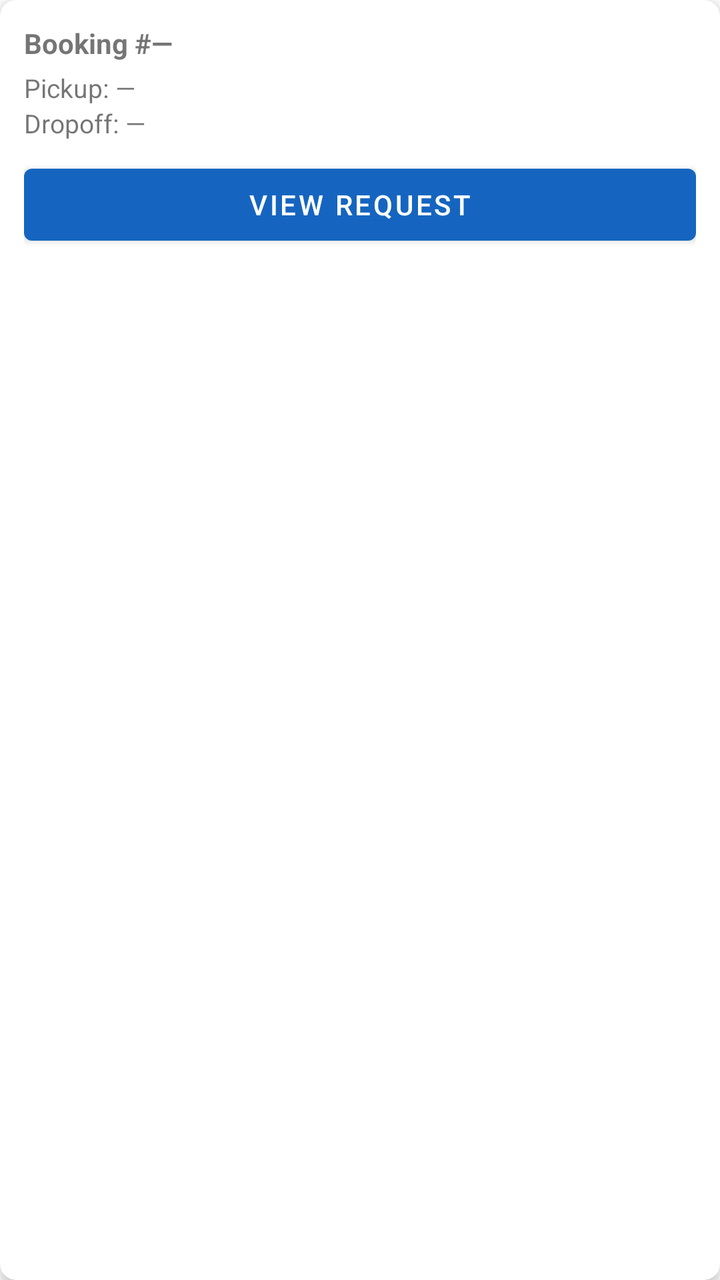
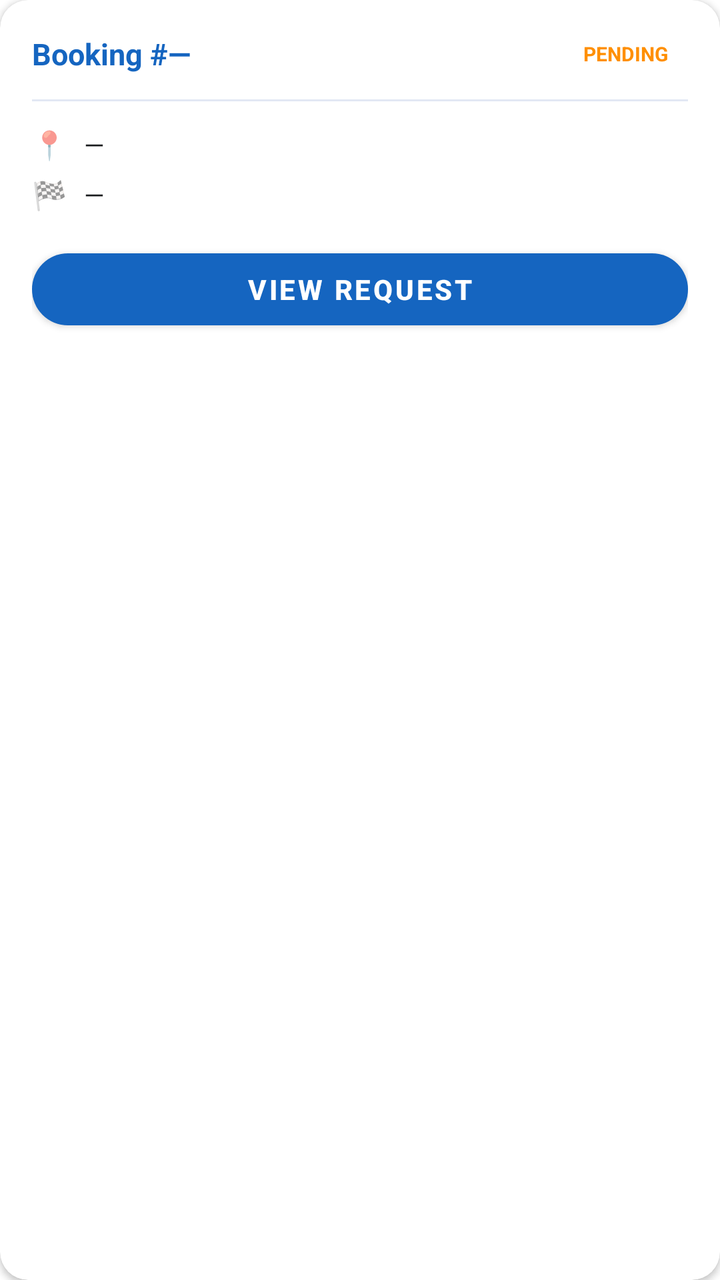

Two renders of the same Android screen: before a commit and after it. Below are the layout's source before the change and the commit's diff.
<!-- AndroidManifest.xml: application theme Theme.MBPTODABookingApp -->
<!-- res/layout/item_ride_request.xml -->
<?xml version="1.0" encoding="utf-8"?>
<com.google.android.material.card.MaterialCardView xmlns:android="http://schemas.android.com/apk/res/android"
    xmlns:app="http://schemas.android.com/apk/res-auto"
    android:layout_width="match_parent"
    android:layout_height="wrap_content"
    android:layout_marginHorizontal="12dp"
    android:layout_marginBottom="8dp"
    app:cardCornerRadius="8dp"
    app:cardElevation="3dp">

    <LinearLayout
        android:layout_width="match_parent"
        android:layout_height="wrap_content"
        android:orientation="vertical"
        android:padding="12dp">

        <TextView
            android:id="@+id/tvBookingId"
            android:layout_width="wrap_content"
            android:layout_height="wrap_content"
            android:textStyle="bold"
            android:textSize="14sp"
            android:layout_marginBottom="4dp"
            android:text="Booking #—" />

        <TextView
            android:id="@+id/tvPickup"
            android:layout_width="wrap_content"
            android:layout_height="wrap_content"
            android:text="Pickup: —"
            android:textSize="13sp" />

        <TextView
            android:id="@+id/tvDropoff"
            android:layout_width="wrap_content"
            android:layout_height="wrap_content"
            android:text="Dropoff: —"
            android:textSize="13sp"
            android:layout_marginBottom="8dp" />

        <com.google.android.material.button.MaterialButton
            android:id="@+id/btnViewRequest"
            android:layout_width="match_parent"
            android:layout_height="wrap_content"
            android:text="@string/btn_view_request" />

    </LinearLayout>
</com.google.android.material.card.MaterialCardView>
<!-- resources referenced by this layout -->
<resources>
  <string name="btn_view_request">View Request</string>
  <style name="Theme.MBPTODABookingApp" parent="Theme.MaterialComponents.DayNight.NoActionBar">
          <item name="colorPrimary">@color/colorPrimary</item>
          <item name="colorPrimaryVariant">@color/colorPrimaryDark</item>
          <item name="colorOnPrimary">@color/white</item>
          <item name="colorSecondary">@color/colorAccent</item>
          <item name="colorOnSecondary">@color/white</item>
          <item name="android:statusBarColor">@color/colorPrimaryDark</item>
      </style>
  <color name="colorPrimary">#1565C0</color>
  <color name="colorPrimaryDark">#003c8f</color>
  <color name="white">#FFFFFF</color>
  <color name="colorAccent">#FF8F00</color>
</resources>

<!-- the commit's change to res/layout/item_ride_request.xml (unified diff, before → after) -->
@@ -3,46 +3,119 @@
     xmlns:app="http://schemas.android.com/apk/res-auto"
     android:layout_width="match_parent"
     android:layout_height="wrap_content"
-    android:layout_marginHorizontal="12dp"
-    android:layout_marginBottom="8dp"
-    app:cardCornerRadius="8dp"
-    app:cardElevation="3dp">
+    android:layout_marginHorizontal="16dp"
+    android:layout_marginBottom="10dp"
+    app:cardCornerRadius="14dp"
+    app:cardElevation="2dp">
 
     <LinearLayout
         android:layout_width="match_parent"
         android:layout_height="wrap_content"
         android:orientation="vertical"
-        android:padding="12dp">
+        android:padding="16dp">
 
-        <TextView
-            android:id="@+id/tvBookingId"
-            android:layout_width="wrap_content"
+        
+        <LinearLayout
+            android:layout_width="match_parent"
             android:layout_height="wrap_content"
-            android:textStyle="bold"
-            android:textSize="14sp"
-            android:layout_marginBottom="4dp"
-            android:text="Booking #—" />
+            android:gravity="center_vertical"
+            android:orientation="horizontal"
+            android:layout_marginBottom="12dp">
 
-        <TextView
-            android:id="@+id/tvPickup"
-            android:layout_width="wrap_content"
+            <TextView
+                android:id="@+id/tvBookingId"
+                android:layout_width="0dp"
+                android:layout_height="wrap_content"
+                android:layout_weight="1"
+                android:text="Booking #—"
+                android:textColor="@color/colorPrimary"
+                android:textSize="15sp"
+                android:textStyle="bold" />
+
+            <TextView
+                android:layout_width="wrap_content"
+                android:layout_height="wrap_content"
+                android:background="@drawable/shape_status_badge"
+                android:paddingStart="10dp"
+                android:paddingTop="4dp"
+                android:paddingEnd="10dp"
+                android:paddingBottom="4dp"
+                android:text="PENDING"
+                android:textColor="@color/statusRequested"
+                android:textSize="10sp"
+                android:textStyle="bold" />
+
+        </LinearLayout>
+
+        
+        <View
+            android:layout_width="match_parent"
+            android:layout_height="1dp"
+            android:layout_marginBottom="12dp"
+            android:background="@color/colorDivider" />
+
+        
+        <LinearLayout
+            android:layout_width="match_parent"
             android:layout_height="wrap_content"
-            android:text="Pickup: —"
-            android:textSize="13sp" />
+            android:gravity="center_vertical"
+            android:orientation="horizontal"
+            android:layout_marginBottom="6dp">
 
-        <TextView
-            android:id="@+id/tvDropoff"
-            android:layout_width="wrap_content"
+            <TextView
+                android:layout_width="20dp"
+                android:layout_height="wrap_content"
+                android:text="📍"
+                android:textSize="14sp" />
+
+            <TextView
+                android:id="@+id/tvPickup"
+                android:layout_width="0dp"
+                android:layout_height="wrap_content"
+                android:layout_weight="1"
+                android:layout_marginStart="6dp"
+                android:text="—"
+                android:textColor="@color/black"
+                android:textSize="13sp"
+                android:maxLines="1"
+                android:ellipsize="end" />
+
+        </LinearLayout>
+
+        
+        <LinearLayout
+            android:layout_width="match_parent"
             android:layout_height="wrap_content"
-            android:text="Dropoff: —"
-            android:textSize="13sp"
-            android:layout_marginBottom="8dp" />
+            android:gravity="center_vertical"
+            android:orientation="horizontal"
+            android:layout_marginBottom="14dp">
+
+            <TextView
+                android:layout_width="20dp"
+                android:layout_height="wrap_content"
+                android:text="🏁"
+                android:textSize="14sp" />
+
+            <TextView
+                android:id="@+id/tvDropoff"
+                android:layout_width="0dp"
+                android:layout_height="wrap_content"
+                android:layout_weight="1"
+                android:layout_marginStart="6dp"
+                android:text="—"
+                android:textColor="@color/black"
+                android:textSize="13sp"
+                android:maxLines="1"
+                android:ellipsize="end" />
+
+        </LinearLayout>
 
         <com.google.android.material.button.MaterialButton
             android:id="@+id/btnViewRequest"
             android:layout_width="match_parent"
             android:layout_height="wrap_content"
-            android:text="@string/btn_view_request" />
+            android:text="@string/btn_view_request"
+            android:textStyle="bold" />
 
     </LinearLayout>
 </com.google.android.material.card.MaterialCardView>
<!-- resource entries referenced after the edit -->
@@ -1,5 +1,7 @@
 <!-- resources referenced by this layout -->
 <resources>
+  <color name="black">#1A1C1E</color>
+  <color name="colorDivider">#E2E8F4</color>
   <string name="btn_view_request">View Request</string>
   <style name="Theme.MBPTODABookingApp" parent="Theme.MaterialComponents.DayNight.NoActionBar">
           <item name="colorPrimary">@color/colorPrimary</item>
@@ -8,10 +10,38 @@
           <item name="colorSecondary">@color/colorAccent</item>
           <item name="colorOnSecondary">@color/white</item>
           <item name="android:statusBarColor">@color/colorPrimaryDark</item>
+          
+          <item name="materialButtonStyle">@style/Widget.App.Button</item>
+          <item name="materialButtonOutlinedStyle">@style/Widget.App.Button.Outlined</item>
+          
+          <item name="shapeAppearanceMediumComponent">@style/ShapeAppearance.App.MediumComponent</item>
       </style>
   <color name="colorPrimary">#1565C0</color>
+  <color name="statusRequested">#FF8F00</color>
+  <!-- drawable shape_status_badge (drawable) -->
+  <?xml version="1.0" encoding="utf-8"?>
+  <shape xmlns:android="http://schemas.android.com/apk/res/android"
+      android:shape="rectangle">
+      <solid android:color="#33FFFFFF" />
+      <corners android:radius="12dp" />
+  </shape>
   <color name="colorPrimaryDark">#003c8f</color>
   <color name="white">#FFFFFF</color>
   <color name="colorAccent">#FF8F00</color>
+  <style name="Widget.App.Button" parent="Widget.MaterialComponents.Button">
+          <item name="cornerRadius">24dp</item>
+          <item name="android:paddingTop">4dp</item>
+          <item name="android:paddingBottom">4dp</item>
+          <item name="android:minHeight">48dp</item>
+      </style>
+  <style name="Widget.App.Button.Outlined" parent="Widget.MaterialComponents.Button.OutlinedButton">
+          <item name="cornerRadius">24dp</item>
+          <item name="android:paddingTop">4dp</item>
+          <item name="android:paddingBottom">4dp</item>
+          <item name="android:minHeight">48dp</item>
+      </style>
+  <style name="ShapeAppearance.App.MediumComponent" parent="ShapeAppearance.MaterialComponents.MediumComponent">
+          <item name="cornerSize">12dp</item>
+      </style>
 </resources>
 
